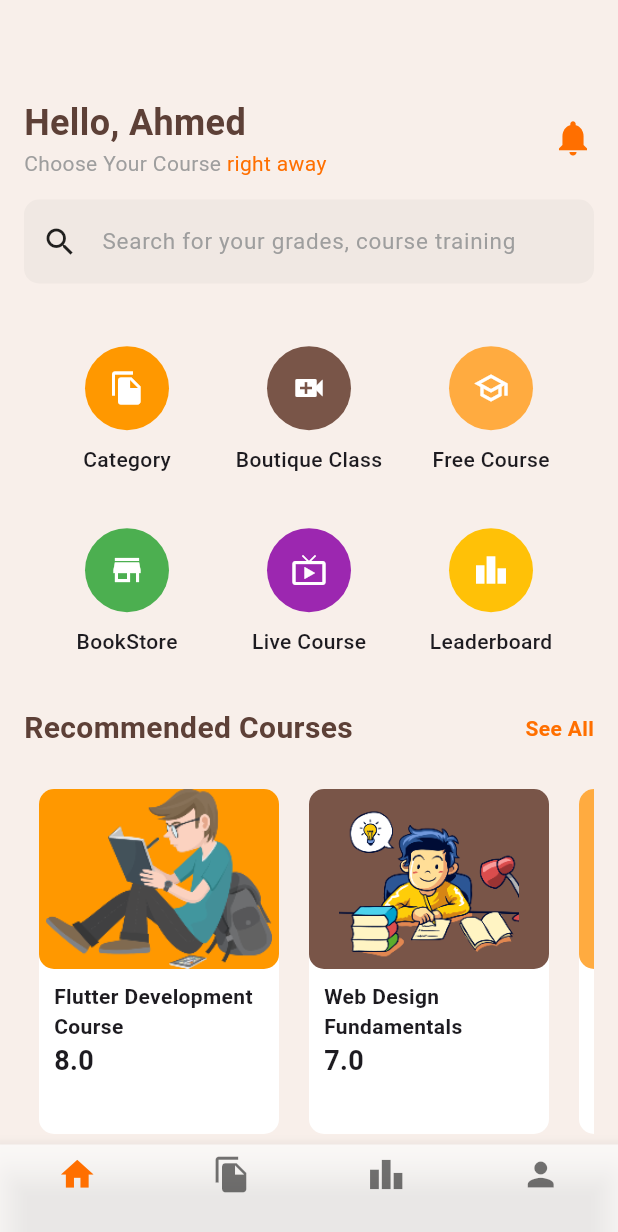
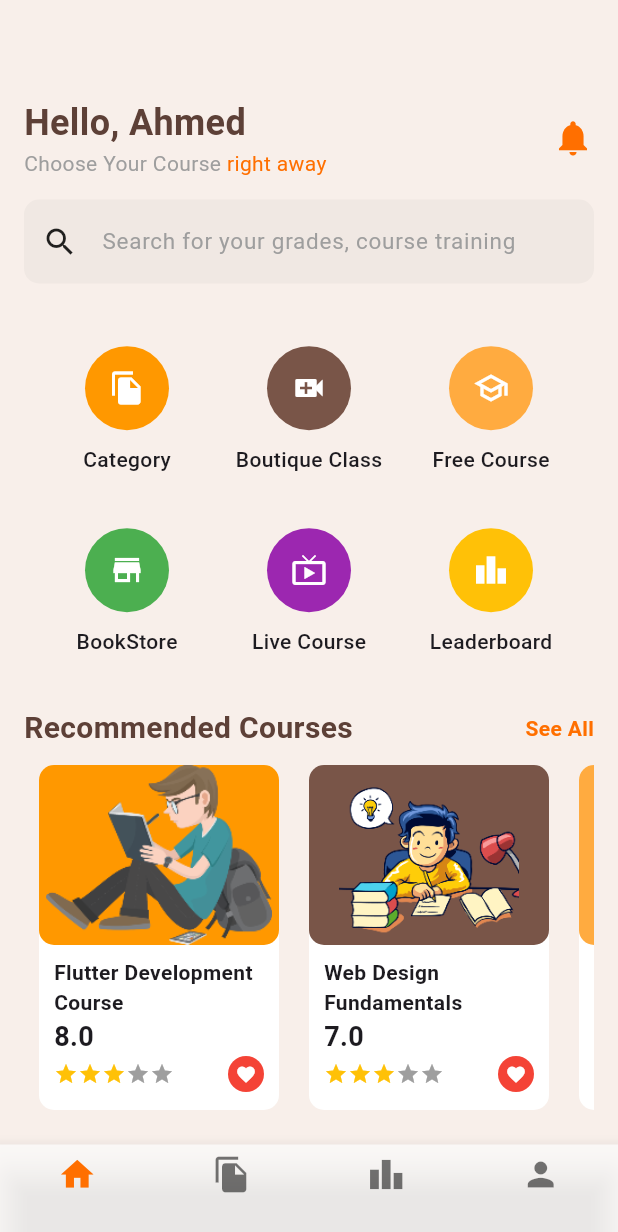
Before and after one commit to AhmedKhedr1/Education-App-UI, a Flutter app: the screen it shows after launch, on a phone screen of 412 x 824 dp. Shown: the top 1232 px of the screen. Run offline on Flutter 3.47's test engine with Material 3 defaults, Android fonts, the phone set to English and light mode, and no system bars; drawn by our look-alikes of flutter_rating_bar.

Commit message:
finish rating bar

```diff
--- /dev/null
+++ b/lib/Features/CourseDetails/Presentation/views/CourseDetailsView.dart
@@ -0,0 +1,10 @@
+import 'package:flutter/material.dart';
+
+class Coursedetailsview extends StatelessWidget {
+  const Coursedetailsview({super.key});
+
+  @override
+  Widget build(BuildContext context) {
+    return const Scaffold();
+  }
+}
--- a/lib/Features/Home/Presentation/views/Widgets/CoursesCard.dart
+++ b/lib/Features/Home/Presentation/views/Widgets/CoursesCard.dart
@@ -1,4 +1,5 @@
 import 'package:flutter/material.dart';
+import 'package:flutter_rating_bar/flutter_rating_bar.dart';
 
 class CoursesCard extends StatelessWidget {
   const CoursesCard({super.key, required this.course});
@@ -28,8 +29,46 @@ class CoursesCard extends StatelessWidget {
             child: Column(
               crossAxisAlignment: CrossAxisAlignment.start,
               children: [
-                Text(course['Title'],style:const TextStyle(fontWeight: FontWeight.bold),),
-                Text(course['Rating'],style:const TextStyle(fontWeight: FontWeight.bold,fontSize: 18),),
+                Text(
+                  course['Title'],
+                  style: const TextStyle(fontWeight: FontWeight.bold),
+                ),
+                Text(
+                  course['Rating'],
+                  style: const TextStyle(
+                      fontWeight: FontWeight.bold, fontSize: 18),
+                ),
+                Row(
+                  mainAxisAlignment: MainAxisAlignment.spaceBetween,
+                  children: [
+                    RatingBar.builder(
+                      initialRating: 3,
+                      minRating: 1,
+                      direction: Axis.horizontal,
+                      allowHalfRating: true,
+                      itemCount: 5,
+                      itemSize: 16,
+                      itemBuilder: (context, index) {
+                        return Icon(
+                          Icons.star,
+                          color: Colors.amber,
+                        );
+                      },
+                      onRatingUpdate: (value) {},
+                    ),
+                    Container(
+                      height: 24,
+                      width: 24,
+                        decoration: BoxDecoration(
+                            color: Colors.red,
+                            borderRadius: BorderRadius.circular(20)),
+                        child: Icon(
+                          Icons.favorite,
+                          color: Colors.white,
+                          size: 14,
+                        ))
+                  ],
+                )
               ],
             ),
           ),
--- a/lib/Features/Home/Presentation/views/Widgets/HomeViewBody.dart
+++ b/lib/Features/Home/Presentation/views/Widgets/HomeViewBody.dart
@@ -62,10 +62,8 @@ class HomeViewBody extends StatelessWidget {
               )
             ],
           ),
-          const SizedBox(
-            height: 16,
-          ),
-           CoursesListView()
+
+          CoursesListView()
         ],
       ),
     );
```
